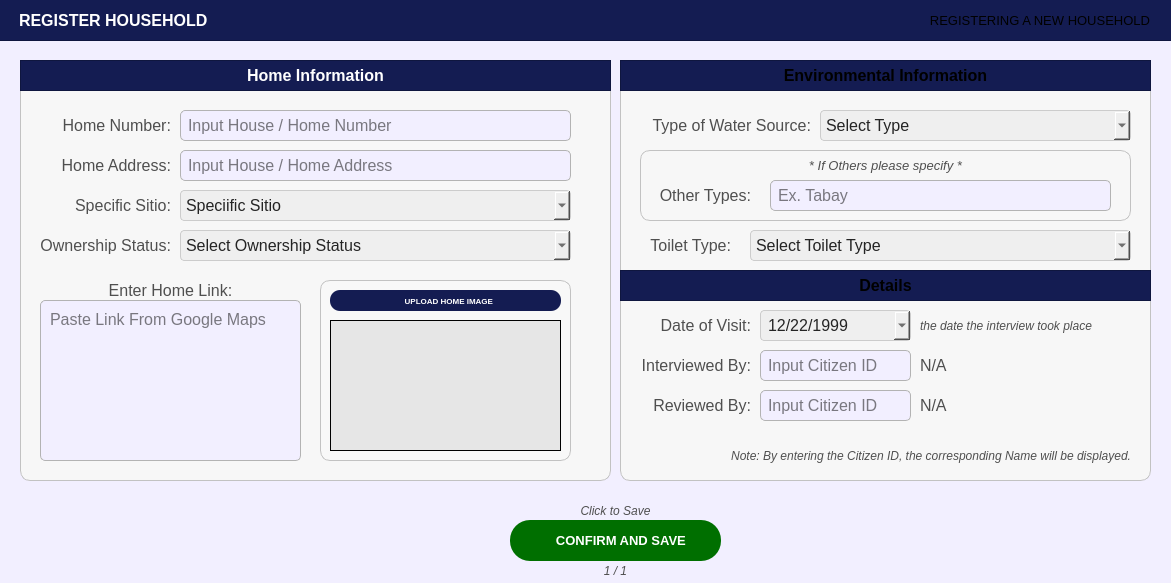
This is UI/PopUp/Screen_CitizenPanel/ScreenHousehold/register_household.ui in Yohhannn/Barangay-Records-Statistics-System as Qt 5 draws it before an edit. The edited form follows.
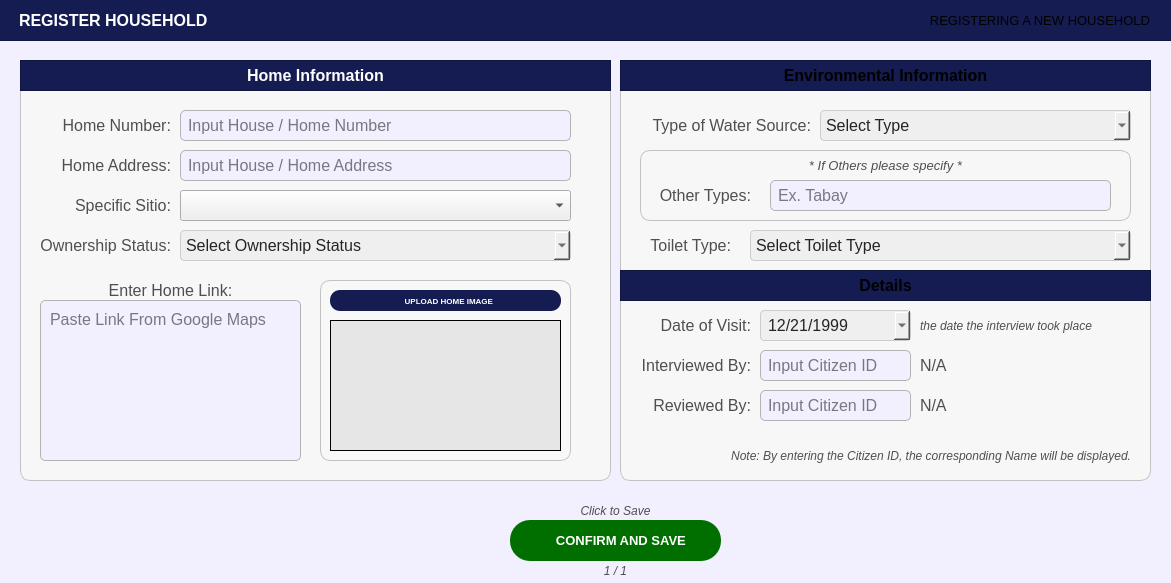
This is the edited form. Icons and pictures are not drawn.

```diff
--- a/UI/PopUp/Screen_CitizenPanel/ScreenHousehold/register_household.ui
+++ b/UI/PopUp/Screen_CitizenPanel/ScreenHousehold/register_household.ui
@@ -977,7 +977,7 @@
       <second>0</second>
       <year>1999</year>
       <month>12</month>
-      <day>22</day>
+      <day>21</day>
      </datetime>
     </property>
     <property name="displayFormat">
@@ -1521,7 +1521,7 @@
      <set>Qt::AlignmentFlag::AlignRight|Qt::AlignmentFlag::AlignTrailing|Qt::AlignmentFlag::AlignVCenter</set>
     </property>
    </widget>
-   <widget class="QComboBox" name="register_citizen_comboBox_CivilStatus">
+   <widget class="QComboBox" name="register_household_comboBox_Sitio">
     <property name="geometry">
      <rect>
       <x>160</x>
```
